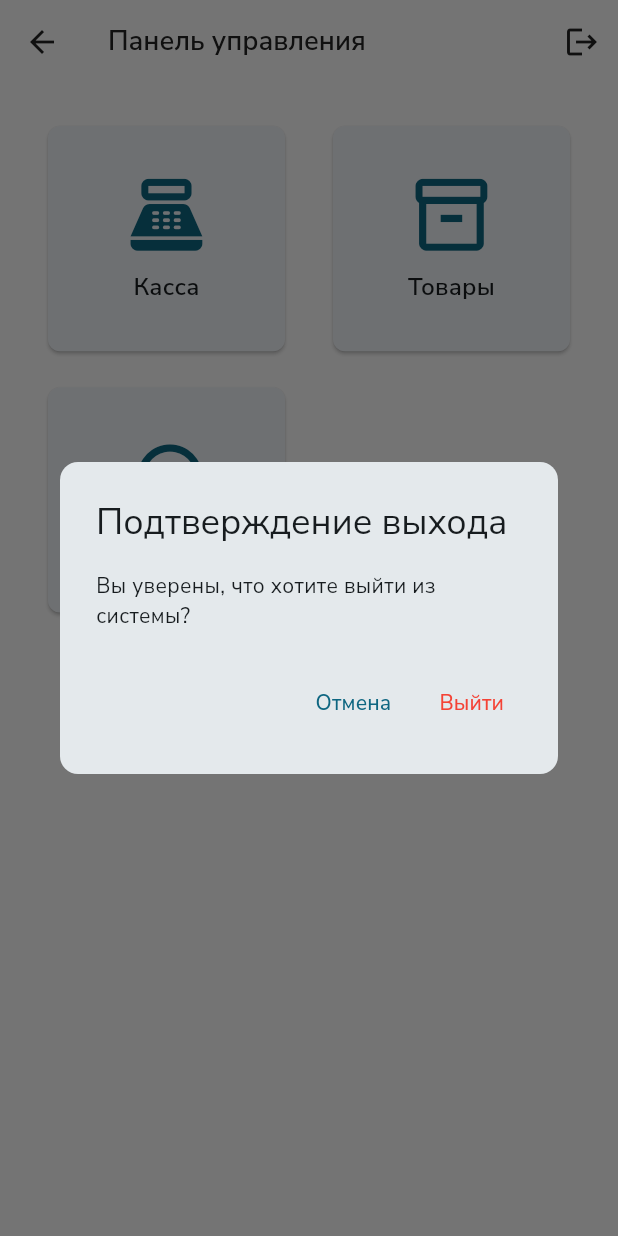
After one commit to makkenzo/flutter_pos, a Flutter app: the DashboardScreen screen opened directly, after a tap on the "logout" icon, on a phone screen of 412 x 824 dp. The commit adds this screen. Run offline on Flutter 3.47's test engine with Material 3 defaults, Android fonts, the phone set to English and light mode, and no system bars; our stand-ins replace flutter_riverpod, flutter_secure_storage, flutter_staggered_animations, google_fonts, pdf, printing and 1 more; missing offline and left inert: mobile_scanner; accounts and stored records are empty.

Commit message:
Replaces product list with dashboard.
Updates the home screen after successful authentication from the product list screen to the dashboard screen. This provides a more central starting point for users after logging in.

```diff
--- a/lib/main.dart
+++ b/lib/main.dart
@@ -1,11 +1,12 @@
 import 'package:flutter/material.dart';
 import 'package:flutter_pos/providers/auth_provider.dart';
+import 'package:flutter_pos/screens/dashboard_screen.dart';
 import 'package:flutter_pos/screens/login/login_screen.dart';
-import 'package:flutter_pos/screens/products/product_list_screen.dart';
+
 import 'package:flutter_pos/screens/splash_screen.dart';
 import 'package:flutter_pos/theme/theme.dart';
 import 'package:flutter_riverpod/flutter_riverpod.dart';
-import 'package:google_fonts/google_fonts.dart';
+
 import 'package:intl/date_symbol_data_local.dart';
 import 'package:flutter_localizations/flutter_localizations.dart';
 
@@ -45,7 +46,7 @@ class MyApp extends ConsumerWidget {
     print("Building home for status: $status");
     switch (status) {
       case AuthStatus.authenticated:
-        return const ProductListScreen();
+        return const DashboardScreen();
       case AuthStatus.unauthenticated:
         return const LoginScreen();
       case AuthStatus.unknown:
--- /dev/null
+++ b/lib/screens/dashboard_screen.dart
@@ -0,0 +1,91 @@
+import 'package:flutter/material.dart';
+import 'package:flutter_pos/providers/auth_provider.dart';
+import 'package:flutter_pos/screens/pos/pos_screen.dart';
+import 'package:flutter_pos/screens/products/product_list_screen.dart';
+import 'package:flutter_pos/screens/sales/sales_history_screen.dart';
+import 'package:flutter_pos/utils/constants/sizes.dart';
+import 'package:flutter_pos/widgets/dashboard_item.dart';
+import 'package:flutter_riverpod/flutter_riverpod.dart';
+
+class DashboardScreen extends ConsumerWidget {
+  const DashboardScreen({super.key});
+
+  @override
+  Widget build(BuildContext context, WidgetRef ref) {
+    final theme = Theme.of(context);
+
+    final List<_DashboardItemData> dashboardItems = [
+      _DashboardItemData(
+        icon: Icons.point_of_sale_outlined,
+        title: 'Касса',
+        onTap: () => Navigator.push(context, MaterialPageRoute(builder: (_) => const PosScreen())),
+      ),
+      _DashboardItemData(
+        icon: Icons.inventory_2_outlined,
+        title: 'Товары',
+        onTap: () => Navigator.push(context, MaterialPageRoute(builder: (_) => const ProductListScreen())),
+      ),
+      _DashboardItemData(
+        icon: Icons.history_outlined,
+        title: 'История Продаж',
+        onTap: () => Navigator.push(context, MaterialPageRoute(builder: (_) => const SalesHistoryScreen())),
+      ),
+    ];
+
+    return Scaffold(
+      appBar: AppBar(
+        title: const Text('Панель управления'),
+        actions: [
+          IconButton(
+            icon: const Icon(Icons.logout),
+            tooltip: 'Выйти',
+            onPressed: () async {
+              final confirm = await showDialog<bool>(
+                context: context,
+                builder:
+                    (context) => AlertDialog(
+                      title: const Text('Подтверждение выхода'),
+                      content: const Text('Вы уверены, что хотите выйти из системы?'),
+                      actions: [
+                        TextButton(onPressed: () => Navigator.of(context).pop(false), child: const Text('Отмена')),
+                        TextButton(
+                          onPressed: () => Navigator.of(context).pop(true),
+                          style: TextButton.styleFrom(foregroundColor: Colors.red),
+                          child: const Text('Выйти'),
+                        ),
+                      ],
+                    ),
+              );
+
+              if (confirm == true && context.mounted) {
+                ref.read(authProvider.notifier).logout();
+              }
+            },
+          ),
+        ],
+      ),
+      body: GridView.builder(
+        padding: const EdgeInsets.all(TSizes.defaultSpace),
+        itemCount: dashboardItems.length,
+        gridDelegate: const SliverGridDelegateWithFixedCrossAxisCount(
+          crossAxisCount: 2,
+          crossAxisSpacing: TSizes.spaceBtwItems,
+          mainAxisSpacing: TSizes.spaceBtwItems,
+          childAspectRatio: 1.1,
+        ),
+        itemBuilder: (context, index) {
+          final item = dashboardItems[index];
+          return DashboardGridItem(icon: item.icon, title: item.title, onTap: item.onTap);
+        },
+      ),
+    );
+  }
+}
+
+class _DashboardItemData {
+  final IconData icon;
+  final String title;
+  final VoidCallback onTap;
+
+  _DashboardItemData({required this.icon, required this.title, required this.onTap});
+}
--- /dev/null
+++ b/lib/widgets/dashboard_item.dart
@@ -0,0 +1,39 @@
+import 'package:flutter/material.dart';
+import 'package:flutter_pos/utils/constants/sizes.dart';
+
+class DashboardGridItem extends StatelessWidget {
+  final IconData icon;
+  final String title;
+  final VoidCallback onTap;
+
+  const DashboardGridItem({super.key, required this.icon, required this.title, required this.onTap});
+
+  @override
+  Widget build(BuildContext context) {
+    final theme = Theme.of(context);
+    return Card(
+      clipBehavior: Clip.antiAlias,
+      child: InkWell(
+        onTap: onTap,
+        child: Padding(
+          padding: const EdgeInsets.all(TSizes.sm),
+          child: Column(
+            mainAxisAlignment: MainAxisAlignment.center,
+            crossAxisAlignment: CrossAxisAlignment.center,
+            children: [
+              Icon(icon, size: TSizes.iconLg * 1.8, color: theme.colorScheme.primary),
+              const SizedBox(height: TSizes.spaceBtwItems / 2),
+              Text(
+                title,
+                style: theme.textTheme.titleMedium?.copyWith(fontWeight: FontWeight.w600),
+                textAlign: TextAlign.center,
+                maxLines: 2, // На случай длинных названий
+                overflow: TextOverflow.ellipsis,
+              ),
+            ],
+          ),
+        ),
+      ),
+    );
+  }
+}
```
